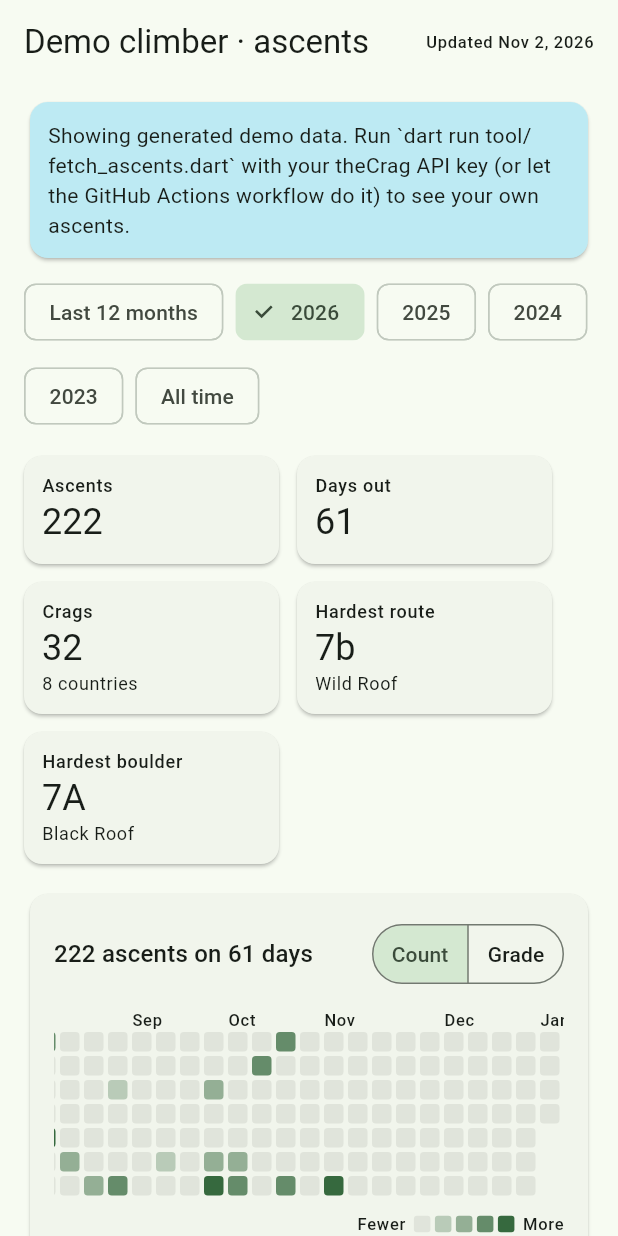
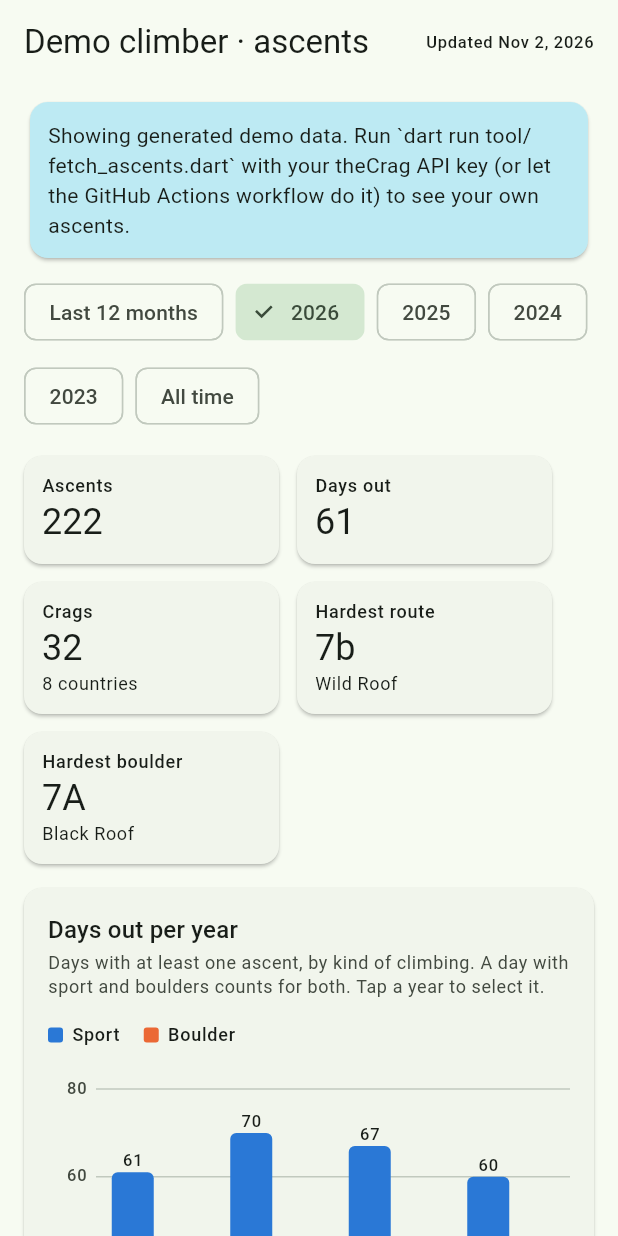
Before and after one commit to Christof93/thecrag-at-home, a Flutter app: the screen it shows after launch, after a tap on "2026", on a phone screen of 412 x 824 dp. Run offline on Flutter 3.47's test engine with Material 3 defaults, Android fonts, the phone set to English and light mode, and no system bars; our stand-ins replace flutter_map, latlong2.

Commit message:
Add days-out-per-year chart and most visited crags
- "Days out per year": grouped columns per year with the number of days
  spent on sport, boulders and trad (a day with several kinds counts for
  each). Colours are a fixed categorical palette checked for colour-blind
  separation in light and dark mode; every bar carries its value. Tap a
  year to select it. Scrolls sideways on narrow screens.
- "Most visited crags": ranked bars by days out in the selected period.
- Ascents get a `kind` (sport / trad / boulder) from the route style; data
  without it falls back to a guess from the grade.
- Bump the sync cache version so existing caches, which lack `kind`, are
  rebuilt with one full download instead of waiting for the weekly refresh.
- Both sections sit under the summary tiles so they stay in view when the
  all-time view shows one calendar per year.

Co-Authored-By: Claude Sonnet 5.5 <noreply@anthropic.com>
Claude-Session: https://claude.ai/code/session_01LtYvyTxZgZbwU7UoQi6JVQ

```diff
--- a/lib/models/ascent.dart
+++ b/lib/models/ascent.dart
@@ -5,6 +5,23 @@
 library;
 
 import 'grades.dart';
+
+/// Broad kind of climbing, used to split days out into categories.
+enum ClimbKind {
+  sport('Sport'),
+  boulder('Boulder'),
+  trad('Trad');
+
+  const ClimbKind(this.label);
+  final String label;
+
+  static ClimbKind? parse(Object? v) {
+    for (final k in values) {
+      if (k.name == v) return k;
+    }
+    return null;
+  }
+}
 
 class Ascent {
   Ascent({
@@ -20,6 +37,7 @@ class Ascent {
     this.lon,
     this.url,
     this.discipline,
+    this.kind,
   });
 
   final String id;
@@ -41,6 +59,17 @@ class Ascent {
   /// Whether the climb is a boulder or a route, when known. Disambiguates
   /// grades like `5+` (Font on a boulder, UIAA on a route).
   final Discipline? discipline;
+
+  /// Sport / trad / boulder, when the data source says so.
+  final ClimbKind? kind;
+
+  /// [kind], or a guess from the grade for data without it (demo data, CSV).
+  ClimbKind get climbKind =>
+      kind ??
+      (discipline == Discipline.boulder ||
+              parsedGrade?.discipline == Discipline.boulder
+          ? ClimbKind.boulder
+          : ClimbKind.sport);
 
   bool get hasLocation => lat != null && lon != null;
 
@@ -79,6 +108,7 @@ class Ascent {
       'route' => Discipline.route,
       _ => null,
     },
+    kind: ClimbKind.parse(j['kind']),
   );
 
   Map<String, dynamic> toJson() => {
@@ -94,6 +124,7 @@ class Ascent {
     if (lon != null) 'lon': lon,
     if (url != null) 'url': url,
     if (discipline != null) 'discipline': discipline!.name,
+    if (kind != null) 'kind': kind!.name,
   };
 }
 
--- /dev/null
+++ b/lib/models/stats.dart
@@ -0,0 +1,81 @@
+/// Aggregations behind the dashboard charts (pure Dart).
+library;
+
+import 'ascent.dart';
+
+/// Number of days out in one calendar year, per kind of climbing.
+///
+/// A day with both sport routes and boulders counts once for each kind, so
+/// the kinds of one year can add up to more than the days out that year.
+class YearKindDays {
+  YearKindDays(this.year, this.days);
+
+  final int year;
+  final Map<ClimbKind, int> days;
+
+  int daysOf(ClimbKind kind) => days[kind] ?? 0;
+}
+
+/// Days out per year and kind, oldest year first, including years without
+/// any climbing between the first and the last.
+List<YearKindDays> daysPerYearByKind(Iterable<Ascent> ascents) {
+  final seen = <int, Map<ClimbKind, Set<String>>>{};
+  for (final a in ascents) {
+    seen
+        .putIfAbsent(a.date.year, () => {})
+        .putIfAbsent(a.climbKind, () => {})
+        .add(dayKey(a.date));
+  }
+  if (seen.isEmpty) return const [];
+  final years = seen.keys.toList()..sort();
+  return [
+    for (var y = years.first; y <= years.last; y++)
+      YearKindDays(y, {
+        for (final e in (seen[y] ?? const {}).entries) e.key: e.value.length,
+      }),
+  ];
+}
+
+/// A crag (or area) and how often it was visited.
+class CragVisits {
+  CragVisits(this.name, this.country, this.days, this.ascents);
+
+  final String name;
+  final String? country;
+
+  /// Distinct days with at least one ascent here.
+  final int days;
+  final int ascents;
+}
+
+/// The [limit] most visited crags, by days out, then by ascents.
+List<CragVisits> mostVisitedCrags(Iterable<Ascent> ascents, {int limit = 8}) {
+  final dayKeys = <String, Set<String>>{};
+  final counts = <String, int>{};
+  final names = <String, (String, String?)>{};
+  for (final a in ascents) {
+    final name = a.crag ?? a.area;
+    if (name == null) continue;
+    // The same crag name can exist in several countries.
+    final key = '$name\u0000${a.country ?? ''}';
+    names[key] = (name, a.country);
+    dayKeys.putIfAbsent(key, () => {}).add(dayKey(a.date));
+    counts[key] = (counts[key] ?? 0) + 1;
+  }
+  final result = [
+    for (final e in names.entries)
+      CragVisits(
+        e.value.$1,
+        e.value.$2,
+        dayKeys[e.key]!.length,
+        counts[e.key]!,
+      ),
+  ];
+  result.sort((a, b) {
+    final byDays = b.days.compareTo(a.days);
+    if (byDays != 0) return byDays;
+    final byAscents = b.ascents.compareTo(a.ascents);
+    return byAscents != 0 ? byAscents : a.name.compareTo(b.name);
+  });
+  return result.take(limit).toList();
+}
--- a/lib/pages/dashboard_page.dart
+++ b/lib/pages/dashboard_page.dart
@@ -5,8 +5,11 @@ import 'package:url_launcher/url_launcher.dart';
 import '../data/ascent_repository.dart';
 import '../models/ascent.dart';
 import '../models/grades.dart';
+import '../models/stats.dart';
 import '../widgets/ascent_map.dart';
 import '../widgets/contribution_grid.dart';
+import '../widgets/top_crags.dart';
+import '../widgets/year_chart.dart';
 
 /// Selected time range: the last 12 months, a calendar year, or everything.
 sealed class Period {
@@ -140,6 +143,8 @@ class _DashboardPageState extends State<DashboardPage> {
           const SizedBox(height: 16),
           _Stats(days: days),
           const SizedBox(height: 16),
+          _insights(theme, all, inRange),
+          const SizedBox(height: 16),
           Card(
             child: Padding(
               padding: const EdgeInsets.all(16),
@@ -190,6 +195,69 @@ class _DashboardPageState extends State<DashboardPage> {
           ),
         ],
       ),
+    );
+  }
+
+  /// Days per year by kind of climbing (always every year, whatever the
+  /// period) next to the most visited crags of the selected period.
+  Widget _insights(ThemeData theme, List<Ascent> all, List<Ascent> inRange) {
+    Widget card(String title, String subtitle, Widget child) => Card(
+      margin: EdgeInsets.zero,
+      child: Padding(
+        padding: const EdgeInsets.all(16),
+        child: Column(
+          crossAxisAlignment: CrossAxisAlignment.start,
+          children: [
+            Text(title, style: theme.textTheme.titleMedium),
+            const SizedBox(height: 2),
+            Text(
+              subtitle,
+              style: theme.textTheme.bodySmall!.copyWith(
+                color: theme.colorScheme.onSurfaceVariant,
+              ),
+            ),
+            const SizedBox(height: 16),
+            child,
+          ],
+        ),
+      ),
+    );
+
+    final period = switch (_period) {
+      LastYear() => 'last 12 months',
+      CalendarYear(:final year) => '$year',
+      AllTime() => 'all time',
+    };
+    final years = card(
+      'Days out per year',
+      'Days with at least one ascent, by kind of climbing. A day with '
+          'sport and boulders counts for both. Tap a year to select it.',
+      DaysPerYearChart(
+        years: daysPerYearByKind(all),
+        selectedYear: switch (_period) {
+          CalendarYear(:final year) => year,
+          _ => null,
+        },
+        onYearTap: (y) => setState(() => _period = CalendarYear(y)),
+      ),
+    );
+    final crags = card(
+      'Most visited crags',
+      'By days out, $period',
+      TopCragsList(crags: mostVisitedCrags(inRange)),
+    );
+    return LayoutBuilder(
+      builder: (context, c) => c.maxWidth >= 900
+          ? Row(
+              // Not `stretch`: the list gives this row unbounded height.
+              crossAxisAlignment: CrossAxisAlignment.start,
+              children: [
+                Expanded(flex: 3, child: years),
+                const SizedBox(width: 16),
+                Expanded(flex: 2, child: crags),
+              ],
+            )
+          : Column(children: [years, const SizedBox(height: 16), crags]),
     );
   }
 
--- /dev/null
+++ b/lib/widgets/top_crags.dart
@@ -0,0 +1,112 @@
+import 'package:flutter/material.dart';
+
+import '../models/stats.dart';
+
+/// Ranked horizontal bars: the most visited crags by days out.
+class TopCragsList extends StatelessWidget {
+  const TopCragsList({super.key, required this.crags});
+
+  final List<CragVisits> crags;
+
+  @override
+  Widget build(BuildContext context) {
+    final theme = Theme.of(context);
+    final scheme = theme.colorScheme;
+    if (crags.isEmpty) {
+      return Text(
+        'No crags in this period.',
+        style: theme.textTheme.bodyMedium,
+      );
+    }
+    final most = crags.first.days;
+    return Column(
+      children: [
+        for (var i = 0; i < crags.length; i++)
+          Tooltip(
+            message:
+                '${crags[i].name}: ${crags[i].days} '
+                '${crags[i].days == 1 ? 'day' : 'days'}, '
+                '${crags[i].ascents} '
+                '${crags[i].ascents == 1 ? 'ascent' : 'ascents'}',
+            triggerMode: TooltipTriggerMode.tap,
+            child: Padding(
+              padding: const EdgeInsets.symmetric(vertical: 6),
+              child: Row(
+                crossAxisAlignment: CrossAxisAlignment.start,
+                children: [
+                  SizedBox(
+                    width: 24,
+                    child: Text(
+                      '${i + 1}',
+                      style: theme.textTheme.labelMedium!.copyWith(
+                        color: scheme.onSurfaceVariant,
+                      ),
+                    ),
+                  ),
+                  Expanded(
+                    child: Column(
+                      crossAxisAlignment: CrossAxisAlignment.start,
+                      children: [
+                        Row(
+                          children: [
+                            Expanded(
+                              child: Text.rich(
+                                TextSpan(
+                                  text: crags[i].name,
+                                  children: [
+                                    if (crags[i].country != null)
+                                      TextSpan(
+                                        text: '  ${crags[i].country}',
+                                        style: theme.textTheme.bodySmall!
+                                            .copyWith(
+                                              color: scheme.onSurfaceVariant,
+                                            ),
+                                      ),
+                                  ],
+                                ),
+                                maxLines: 1,
+                                overflow: TextOverflow.ellipsis,
+                                style: theme.textTheme.bodyMedium,
+                              ),
+                            ),
+                            const SizedBox(width: 8),
+                            Text(
+                              '${crags[i].days} '
+                              '${crags[i].days == 1 ? 'day' : 'days'}',
+                              style: theme.textTheme.labelLarge,
+                            ),
+                          ],
+                        ),
+                        const SizedBox(height: 4),
+                        Stack(
+                          children: [
+                            Container(
+                              height: 6,
+                              decoration: BoxDecoration(
+                                color: scheme.primary.withValues(alpha: 0.12),
+                                borderRadius: BorderRadius.circular(3),
+                              ),
+                            ),
+                            FractionallySizedBox(
+                              widthFactor: crags[i].days / most,
+                              child: Container(
+                                height: 6,
+                                decoration: BoxDecoration(
+                                  color: scheme.primary,
+                                  borderRadius: BorderRadius.circular(3),
+                                ),
+                              ),
+                            ),
+                          ],
+                        ),
+                      ],
+                    ),
+                  ),
+                ],
+              ),
+            ),
+          ),
+      ],
+    );
+  }
+}
--- /dev/null
+++ b/lib/widgets/year_chart.dart
@@ -0,0 +1,312 @@
+import 'dart:math' as math;
+
+import 'package:flutter/material.dart';
+
+import '../models/ascent.dart';
+import '../models/stats.dart';
+
+/// Colour of a kind of climbing. Fixed per kind (never by rank), taken from
+/// the categorical palette and checked for colour-blind separation in both
+/// themes.
+Color kindColor(ClimbKind kind, Brightness brightness) {
+  final dark = brightness == Brightness.dark;
+  return switch (kind) {
+    ClimbKind.sport => dark ? const Color(0xFF3987E5) : const Color(0xFF2A78D6),
+    ClimbKind.boulder =>
+      dark ? const Color(0xFFD95926) : const Color(0xFFEB6834),
+    ClimbKind.trad => dark ? const Color(0xFF199E70) : const Color(0xFF1BAF7A),
+  };
+}
+
+/// Grouped columns: for each year, how many days were spent on each kind of
+/// climbing. Every bar carries its value (the lightest colours have low
+/// contrast on a light background) and a tooltip.
+class DaysPerYearChart extends StatelessWidget {
+  const DaysPerYearChart({
+    super.key,
+    required this.years,
+    this.selectedYear,
+    this.onYearTap,
+    this.plotHeight = 250,
+  });
+
+  final List<YearKindDays> years;
+  final int? selectedYear;
+  final ValueChanged<int>? onYearTap;
+  final double plotHeight;
+
+  static const _axisWidth = 32.0;
+  static const _labelHeight = 16.0;
+  static const _yearLabelHeight = 30.0;
+  static const _minGroupWidth = 64.0;
+
+  /// A round axis step giving about four gridlines.
+  static int niceStep(int maxValue) {
+    final raw = maxValue / 4;
+    for (final s in const [1, 2, 5, 10, 20, 25, 50, 100, 200, 500]) {
+      if (s >= raw) return s;
+    }
+    return 1000;
+  }
+
+  @override
+  Widget build(BuildContext context) {
+    final theme = Theme.of(context);
+    final scheme = theme.colorScheme;
+    final kinds = [
+      for (final k in ClimbKind.values)
+        if (years.any((y) => y.daysOf(k) > 0)) k,
+    ];
+    if (kinds.isEmpty) {
+      return Text('No ascents yet.', style: theme.textTheme.bodyMedium);
+    }
+
+    final maxDays = years.expand((y) => y.days.values).fold(1, math.max);
+    final step = niceStep(maxDays);
+    final top = (maxDays / step).ceil() * step;
+    final ticks = [for (var t = 0; t <= top; t += step) t];
+    final scale = (plotHeight - _labelHeight) / top;
+    final muted = scheme.onSurfaceVariant;
+    final labelStyle = theme.textTheme.labelSmall!.copyWith(color: muted);
+
+    return Column(
+      crossAxisAlignment: CrossAxisAlignment.start,
+      children: [
+        Wrap(
+          spacing: 16,
+          runSpacing: 4,
+          children: [
+            for (final k in kinds)
+              Row(
+                mainAxisSize: MainAxisSize.min,
+                children: [
+                  Container(
+                    width: 10,
+                    height: 10,
+                    decoration: BoxDecoration(
+                      color: kindColor(k, theme.brightness),
+                      borderRadius: BorderRadius.circular(2),
+                    ),
+                  ),
+                  const SizedBox(width: 6),
+                  Text(k.label, style: theme.textTheme.labelMedium),
+                ],
+              ),
+          ],
+        ),
+        const SizedBox(height: 12),
+        LayoutBuilder(
+          builder: (context, c) {
+            final avail = c.maxWidth - _axisWidth;
+            final groupWidth = math.max(_minGroupWidth, avail / years.length);
+            final plotWidth = groupWidth * years.length;
+            final scrolls = plotWidth > avail;
+            final barWidth = math.min(
+              28.0,
+              (groupWidth - 20 - 2 * (kinds.length - 1)) / kinds.length,
+            );
+
+            Widget bar(YearKindDays y, ClimbKind k) {
+              final v = y.daysOf(k);
+              return Tooltip(
+                message:
+                    '${y.year} · ${k.label}: $v ${v == 1 ? 'day' : 'days'}',
+                triggerMode: TooltipTriggerMode.tap,
+                child: SizedBox(
+                  width: barWidth,
+                  child: Column(
+                    mainAxisSize: MainAxisSize.min,
+                    children: [
+                      if (v > 0)
+                        SizedBox(
+                          height: _labelHeight,
+                          width: barWidth,
+                          child: FittedBox(
+                            fit: BoxFit.scaleDown,
+                            child: Text(
+                              '$v',
+                              style: labelStyle.copyWith(
+                                color: scheme.onSurface,
+                              ),
+                            ),
+                          ),
+                        ),
+                      Container(
+                        height: v == 0 ? 0 : math.max(2.0, v * scale),
+                        decoration: BoxDecoration(
+                          color: kindColor(k, theme.brightness),
+                          borderRadius: const BorderRadius.vertical(
+                            top: Radius.circular(4),
+                          ),
+                        ),
+                      ),
+                    ],
+                  ),
+                ),
+              );
+            }
+
+            final plot = SizedBox(
+              width: plotWidth,
+              height: plotHeight + _yearLabelHeight,
+              child: Column(
+                children: [
+                  SizedBox(
+                    height: plotHeight,
+                    child: Stack(
+                      children: [
+                        Positioned.fill(
+                          child: CustomPaint(
+                            painter: _GridPainter(
+                              ticks: ticks,
+                              scale: scale,
+                              color: scheme.outlineVariant,
+                              baseline: scheme.outline,
+                            ),
+                          ),
+                        ),
+                        Row(
+                          children: [
+                            for (final y in years)
+                              SizedBox(
+                                width: groupWidth,
+                                height: plotHeight,
+                                child: Row(
+                                  mainAxisAlignment: MainAxisAlignment.center,
+                                  crossAxisAlignment: CrossAxisAlignment.end,
+                                  children: [
+                                    for (var i = 0; i < kinds.length; i++) ...[
+                                      if (i > 0) const SizedBox(width: 2),
+                                      bar(y, kinds[i]),
+                                    ],
+                                  ],
+                                ),
+                              ),
+                          ],
+                        ),
+                      ],
+                    ),
+                  ),
+                  SizedBox(
+                    height: _yearLabelHeight,
+                    child: Row(
+                      children: [
+                        for (final y in years)
+                          SizedBox(
+                            width: groupWidth,
+                            child: Center(
+                              child: _YearLabel(
+                                year: y.year,
+                                selected: y.year == selectedYear,
+                                onTap: onYearTap == null
+                                    ? null
+                                    : () => onYearTap!(y.year),
+                              ),
+                            ),
+                          ),
+                      ],
+                    ),
+                  ),
+                ],
+              ),
+            );
+
+            return Row(
+              crossAxisAlignment: CrossAxisAlignment.start,
+              children: [
+                SizedBox(
+                  width: _axisWidth,
+                  height: plotHeight,
+                  child: Stack(
+                    clipBehavior: Clip.none,
+                    children: [
+                      for (final t in ticks)
+                        Positioned(
+                          right: 6,
+                          bottom: t * scale - 7,
+                          child: Text('$t', style: labelStyle),
+                        ),
+                    ],
+                  ),
+                ),
+                Expanded(
+                  child: scrolls
+                      ? SingleChildScrollView(
+                          scrollDirection: Axis.horizontal,
+                          reverse: true, // newest years first in view
+                          child: plot,
+                        )
+                      : plot,
+                ),
+              ],
+            );
+          },
+        ),
+      ],
+    );
+  }
+}
+
+class _YearLabel extends StatelessWidget {
+  const _YearLabel({required this.year, required this.selected, this.onTap});
+
+  final int year;
+  final bool selected;
+  final VoidCallback? onTap;
+
+  @override
+  Widget build(BuildContext context) {
+    final theme = Theme.of(context);
+    final scheme = theme.colorScheme;
+    return InkWell(
+      onTap: onTap,
+      borderRadius: BorderRadius.circular(12),
+      child: Container(
+        padding: const EdgeInsets.symmetric(horizontal: 8, vertical: 3),
+        decoration: BoxDecoration(
+          color: selected ? scheme.secondaryContainer : null,
+          borderRadius: BorderRadius.circular(12),
+        ),
+        child: Text(
+          '$year',
+          style: theme.textTheme.labelMedium!.copyWith(
+            fontWeight: selected ? FontWeight.w700 : null,
+            color: selected ? scheme.onSecondaryContainer : null,
+          ),
+        ),
+      ),
+    );
+  }
+}
+
+class _GridPainter extends CustomPainter {
+  _GridPainter({
+    required this.ticks,
+    required this.scale,
+    required this.color,
+    required this.baseline,
+  });
+
+  final List<int> ticks;
+  final double scale;
+  final Color color;
+  final Color baseline;
+
+  @override
+  void paint(Canvas canvas, Size size) {
+    for (final t in ticks) {
+      final y = size.height - t * scale;
+      canvas.drawLine(
+        Offset(0, y),
+        Offset(size.width, y),
+        Paint()
+          ..color = t == 0 ? baseline : color
+          ..strokeWidth = 1,
+      );
+    }
+  }
+
+  @override
+  bool shouldRepaint(_GridPainter old) =>
+      old.ticks != ticks || old.scale != scale || old.color != color;
+}
```
Also changed, not shown: tool/fetch_ascents.dart (+14 -0 lines), 4 other files.
